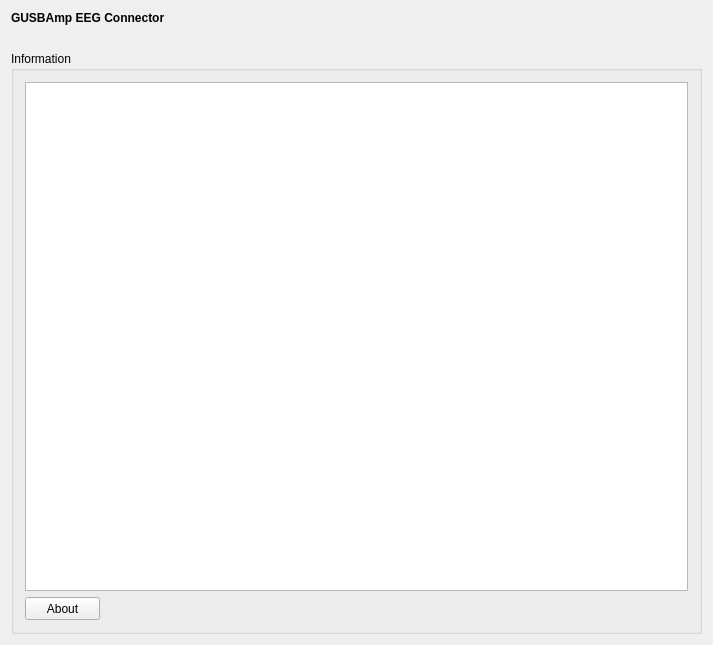
Above: applications/mne_x/plugins/gusbamp/FormFiles/gusbampsetupwidget.ui from mne-tools/mne-cpp before the change. Below: the same form after it.
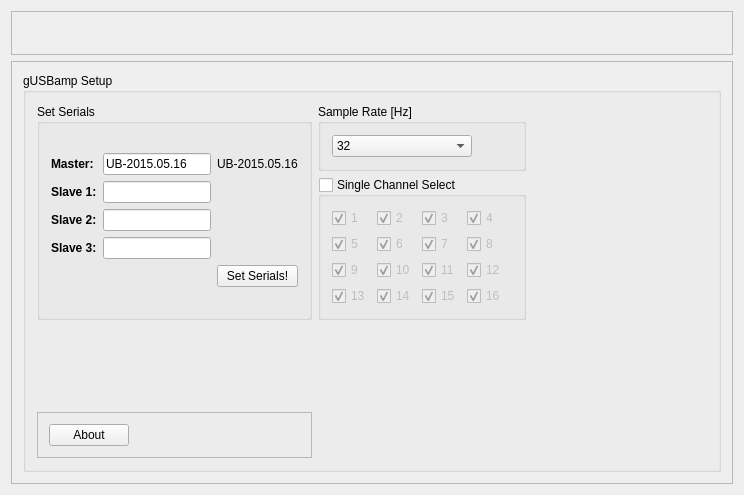
That is the form after the change. Icons and pictures are not drawn.

Patch:
```diff
--- a/applications/mne_x/plugins/gusbamp/FormFiles/gusbampsetupwidget.ui
+++ b/applications/mne_x/plugins/gusbamp/FormFiles/gusbampsetupwidget.ui
@@ -6,105 +6,524 @@
    <rect>
     <x>0</x>
     <y>0</y>
-    <width>713</width>
-    <height>645</height>
+    <width>744</width>
+    <height>495</height>
    </rect>
   </property>
   <property name="windowTitle">
    <string>GUSBAmp EEG Connector Setup</string>
   </property>
-  <layout class="QVBoxLayout" name="verticalLayout_2">
-   <item>
-    <widget class="QLabel" name="m_qLabel_Headline">
-     <property name="font">
-      <font>
-       <weight>75</weight>
-       <bold>true</bold>
-      </font>
+  <layout class="QGridLayout" name="gridLayout_4">
+   <item row="0" column="0">
+    <widget class="QFrame" name="frame_2">
+     <property name="frameShape">
+      <enum>QFrame::StyledPanel</enum>
      </property>
-     <property name="text">
-      <string>GUSBAmp EEG Connector</string>
+     <property name="frameShadow">
+      <enum>QFrame::Raised</enum>
      </property>
+     <layout class="QGridLayout" name="gridLayout_9">
+      <item row="0" column="0">
+       <widget class="QLabel" name="label_6">
+        <property name="text">
+         <string/>
+        </property>
+        <property name="pixmap">
+         <pixmap resource="../gusbamp.qrc">:/images/images/logos/title.png</pixmap>
+        </property>
+       </widget>
+      </item>
+      <item row="0" column="1">
+       <spacer name="horizontalSpacer_4">
+        <property name="orientation">
+         <enum>Qt::Horizontal</enum>
+        </property>
+        <property name="sizeType">
+         <enum>QSizePolicy::Expanding</enum>
+        </property>
+        <property name="sizeHint" stdset="0">
+         <size>
+          <width>40</width>
+          <height>20</height>
+         </size>
+        </property>
+       </spacer>
+      </item>
+      <item row="0" column="2">
+       <widget class="QLabel" name="label_7">
+        <property name="text">
+         <string/>
+        </property>
+        <property name="pixmap">
+         <pixmap resource="../gusbamp.qrc">:/images/images/logos/logos.png</pixmap>
+        </property>
+       </widget>
+      </item>
+     </layout>
+     <zorder>label_7</zorder>
+     <zorder>horizontalSpacer_4</zorder>
+     <zorder>label_6</zorder>
     </widget>
    </item>
-   <item>
-    <spacer name="m_qVerticalSpacer_Headline">
-     <property name="orientation">
-      <enum>Qt::Vertical</enum>
+   <item row="1" column="0">
+    <widget class="QFrame" name="DriverSetup">
+     <property name="frameShape">
+      <enum>QFrame::StyledPanel</enum>
      </property>
-     <property name="sizeType">
-      <enum>QSizePolicy::Fixed</enum>
+     <property name="frameShadow">
+      <enum>QFrame::Raised</enum>
      </property>
-     <property name="sizeHint" stdset="0">
-      <size>
-       <width>20</width>
-       <height>20</height>
-      </size>
-     </property>
-    </spacer>
-   </item>
-   <item>
-    <layout class="QGridLayout" name="m_qGridLayout_main" rowstretch="0" columnstretch="0,0">
-     <property name="spacing">
-      <number>6</number>
-     </property>
-     <item row="0" column="0" colspan="2">
-      <widget class="QGroupBox" name="m_qGroupBox_Information">
-       <property name="sizePolicy">
-        <sizepolicy hsizetype="Preferred" vsizetype="Preferred">
-         <horstretch>0</horstretch>
-         <verstretch>0</verstretch>
-        </sizepolicy>
-       </property>
-       <property name="maximumSize">
-        <size>
-         <width>16777215</width>
-         <height>16777215</height>
-        </size>
-       </property>
-       <property name="title">
-        <string>Information</string>
-       </property>
-       <layout class="QGridLayout" name="m_qGridLayout_Information">
-        <item row="0" column="0">
-         <widget class="QTextBrowser" name="m_qTextBrowser_Information">
-          <property name="sizePolicy">
-           <sizepolicy hsizetype="MinimumExpanding" vsizetype="MinimumExpanding">
-            <horstretch>0</horstretch>
-            <verstretch>0</verstretch>
-           </sizepolicy>
-          </property>
-          <property name="maximumSize">
-           <size>
-            <width>16777215</width>
-            <height>16777215</height>
-           </size>
-          </property>
-         </widget>
-        </item>
-        <item row="1" column="0">
-         <widget class="QPushButton" name="m_qPushButton_About">
-          <property name="minimumSize">
-           <size>
-            <width>75</width>
-            <height>23</height>
-           </size>
-          </property>
-          <property name="maximumSize">
-           <size>
-            <width>75</width>
-            <height>23</height>
-           </size>
-          </property>
-          <property name="text">
-           <string>About</string>
-          </property>
-         </widget>
-        </item>
-       </layout>
-      </widget>
-     </item>
-    </layout>
+     <layout class="QHBoxLayout" name="horizontalLayout">
+      <item>
+       <widget class="QGroupBox" name="groupBox">
+        <property name="title">
+         <string>gUSBamp Setup</string>
+        </property>
+        <layout class="QGridLayout" name="gridLayout_3">
+         <item row="2" column="0">
+          <spacer name="verticalSpacer">
+           <property name="orientation">
+            <enum>Qt::Vertical</enum>
+           </property>
+           <property name="sizeHint" stdset="0">
+            <size>
+             <width>20</width>
+             <height>40</height>
+            </size>
+           </property>
+          </spacer>
+         </item>
+         <item row="0" column="0" rowspan="2">
+          <widget class="QGroupBox" name="SetSerials">
+           <property name="title">
+            <string>Set Serials</string>
+           </property>
+           <layout class="QGridLayout" name="gridLayout_5">
+            <item row="0" column="0">
+             <layout class="QGridLayout" name="gridLayout">
+              <item row="0" column="0">
+               <widget class="QLabel" name="label_2">
+                <property name="text">
+                 <string>&lt;html&gt;&lt;head/&gt;&lt;body&gt;&lt;p&gt;&lt;span style=&quot; font-weight:600;&quot;&gt;Master:&lt;/span&gt;&lt;/p&gt;&lt;/body&gt;&lt;/html&gt;</string>
+                </property>
+               </widget>
+              </item>
+              <item row="0" column="1">
+               <widget class="QLineEdit" name="master">
+                <property name="text">
+                 <string>UB-2015.05.16</string>
+                </property>
+               </widget>
+              </item>
+              <item row="0" column="2">
+               <widget class="QLabel" name="label">
+                <property name="text">
+                 <string>UB-2015.05.16</string>
+                </property>
+               </widget>
+              </item>
+              <item row="4" column="2">
+               <widget class="QPushButton" name="pushButton">
+                <property name="text">
+                 <string>Set Serials!</string>
+                </property>
+               </widget>
+              </item>
+              <item row="2" column="1">
+               <widget class="QLineEdit" name="slave2"/>
+              </item>
+              <item row="3" column="1">
+               <widget class="QLineEdit" name="slave3"/>
+              </item>
+              <item row="1" column="1">
+               <widget class="QLineEdit" name="slave1"/>
+              </item>
+              <item row="1" column="2">
+               <widget class="QLabel" name="label1">
+                <property name="text">
+                 <string/>
+                </property>
+               </widget>
+              </item>
+              <item row="1" column="0">
+               <widget class="QLabel" name="label_3">
+                <property name="text">
+                 <string>&lt;html&gt;&lt;head/&gt;&lt;body&gt;&lt;p&gt;&lt;span style=&quot; font-weight:600;&quot;&gt;Slave 1:&lt;/span&gt;&lt;/p&gt;&lt;/body&gt;&lt;/html&gt;</string>
+                </property>
+               </widget>
+              </item>
+              <item row="2" column="0">
+               <widget class="QLabel" name="label_4">
+                <property name="text">
+                 <string>&lt;html&gt;&lt;head/&gt;&lt;body&gt;&lt;p&gt;&lt;span style=&quot; font-weight:600;&quot;&gt;Slave 2:&lt;/span&gt;&lt;/p&gt;&lt;/body&gt;&lt;/html&gt;</string>
+                </property>
+               </widget>
+              </item>
+              <item row="2" column="2">
+               <widget class="QLabel" name="label2">
+                <property name="text">
+                 <string/>
+                </property>
+               </widget>
+              </item>
+              <item row="3" column="2">
+               <widget class="QLabel" name="label3">
+                <property name="text">
+                 <string/>
+                </property>
+               </widget>
+              </item>
+              <item row="3" column="0">
+               <widget class="QLabel" name="label_5">
+                <property name="text">
+                 <string>&lt;html&gt;&lt;head/&gt;&lt;body&gt;&lt;p&gt;&lt;span style=&quot; font-weight:600;&quot;&gt;Slave 3:&lt;/span&gt;&lt;/p&gt;&lt;/body&gt;&lt;/html&gt;</string>
+                </property>
+               </widget>
+              </item>
+             </layout>
+            </item>
+           </layout>
+          </widget>
+         </item>
+         <item row="0" column="2">
+          <widget class="QGroupBox" name="groupBox_2">
+           <property name="title">
+            <string>Sample Rate [Hz]</string>
+           </property>
+           <layout class="QGridLayout" name="gridLayout_7">
+            <item row="0" column="0">
+             <widget class="QComboBox" name="comboBox">
+              <item>
+               <property name="text">
+                <string>32</string>
+               </property>
+              </item>
+              <item>
+               <property name="text">
+                <string>64</string>
+               </property>
+              </item>
+              <item>
+               <property name="text">
+                <string>128</string>
+               </property>
+              </item>
+              <item>
+               <property name="text">
+                <string>256</string>
+               </property>
+              </item>
+              <item>
+               <property name="text">
+                <string>512</string>
+               </property>
+              </item>
+              <item>
+               <property name="text">
+                <string>600</string>
+               </property>
+              </item>
+              <item>
+               <property name="text">
+                <string>1200</string>
+               </property>
+              </item>
+              <item>
+               <property name="text">
+                <string>2400</string>
+               </property>
+              </item>
+              <item>
+               <property name="text">
+                <string>4800</string>
+               </property>
+              </item>
+              <item>
+               <property name="text">
+                <string>9600</string>
+               </property>
+              </item>
+              <item>
+               <property name="text">
+                <string>19200</string>
+               </property>
+              </item>
+              <item>
+               <property name="text">
+                <string>38400</string>
+               </property>
+              </item>
+             </widget>
+            </item>
+            <item row="0" column="1">
+             <spacer name="horizontalSpacer">
+              <property name="orientation">
+               <enum>Qt::Horizontal</enum>
+              </property>
+              <property name="sizeType">
+               <enum>QSizePolicy::Minimum</enum>
+              </property>
+              <property name="sizeHint" stdset="0">
+               <size>
+                <width>40</width>
+                <height>20</height>
+               </size>
+              </property>
+             </spacer>
+            </item>
+           </layout>
+          </widget>
+         </item>
+         <item row="3" column="0">
+          <widget class="QFrame" name="frame">
+           <property name="frameShape">
+            <enum>QFrame::StyledPanel</enum>
+           </property>
+           <property name="frameShadow">
+            <enum>QFrame::Raised</enum>
+           </property>
+           <layout class="QGridLayout" name="gridLayout_8">
+            <item row="0" column="0">
+             <widget class="QPushButton" name="m_qPushButton_About">
+              <property name="text">
+               <string>About</string>
+              </property>
+             </widget>
+            </item>
+            <item row="0" column="1">
+             <spacer name="horizontalSpacer_2">
+              <property name="orientation">
+               <enum>Qt::Horizontal</enum>
+              </property>
+              <property name="sizeHint" stdset="0">
+               <size>
+                <width>40</width>
+                <height>20</height>
+               </size>
+              </property>
+             </spacer>
+            </item>
+           </layout>
+          </widget>
+         </item>
+         <item row="1" column="2">
+          <widget class="QGroupBox" name="ChannelSelect">
+           <property name="title">
+            <string>Single Channel Select</string>
+           </property>
+           <property name="checkable">
+            <bool>true</bool>
+           </property>
+           <property name="checked">
+            <bool>false</bool>
+           </property>
+           <layout class="QGridLayout" name="gridLayout_6">
+            <item row="0" column="0">
+             <layout class="QGridLayout" name="gridLayout_2">
+              <item row="0" column="0">
+               <widget class="QCheckBox" name="checkBox">
+                <property name="text">
+                 <string>1</string>
+                </property>
+                <property name="checked">
+                 <bool>true</bool>
+                </property>
+                <property name="tristate">
+                 <bool>false</bool>
+                </property>
+               </widget>
+              </item>
+              <item row="0" column="1">
+               <widget class="QCheckBox" name="checkBox_2">
+                <property name="text">
+                 <string>2</string>
+                </property>
+                <property name="checked">
+                 <bool>true</bool>
+                </property>
+               </widget>
+              </item>
+              <item row="0" column="2">
+               <widget class="QCheckBox" name="checkBox_3">
+                <property name="text">
+                 <string>3</string>
+                </property>
+                <property name="checked">
+                 <bool>true</bool>
+                </property>
+               </widget>
+              </item>
+              <item row="0" column="3" colspan="2">
+               <widget class="QCheckBox" name="checkBox_4">
+                <property name="text">
+                 <string>4</string>
+                </property>
+                <property name="checked">
+                 <bool>true</bool>
+                </property>
+               </widget>
+              </item>
+              <item row="1" column="0">
+               <widget class="QCheckBox" name="checkBox_5">
+                <property name="text">
+                 <string>5</string>
+                </property>
+                <property name="checked">
+                 <bool>true</bool>
+                </property>
+               </widget>
+              </item>
+              <item row="1" column="1">
+               <widget class="QCheckBox" name="checkBox_6">
+                <property name="text">
+                 <string>6</string>
+                </property>
+                <property name="checked">
+                 <bool>true</bool>
+                </property>
+               </widget>
+              </item>
+              <item row="1" column="2">
+               <widget class="QCheckBox" name="checkBox_7">
+                <property name="text">
+                 <string>7</string>
+                </property>
+                <property name="checked">
+                 <bool>true</bool>
+                </property>
+               </widget>
+              </item>
+              <item row="1" column="3" colspan="2">
+               <widget class="QCheckBox" name="checkBox_8">
+                <property name="text">
+                 <string>8</string>
+                </property>
+                <property name="checked">
+                 <bool>true</bool>
+                </property>
+               </widget>
+              </item>
+              <item row="2" column="0">
+               <widget class="QCheckBox" name="checkBox_9">
+                <property name="text">
+                 <string>9</string>
+                </property>
+                <property name="checked">
+                 <bool>true</bool>
+                </property>
+               </widget>
+              </item>
+              <item row="2" column="1">
+               <widget class="QCheckBox" name="checkBox_10">
+                <property name="text">
+                 <string>10</string>
+                </property>
+                <property name="checked">
+                 <bool>true</bool>
+                </property>
+               </widget>
+              </item>
+              <item row="2" column="2">
+               <widget class="QCheckBox" name="checkBox_11">
+                <property name="text">
+                 <string>11</string>
+                </property>
+                <property name="checked">
+                 <bool>true</bool>
+                </property>
+               </widget>
+              </item>
+              <item row="2" column="3" colspan="2">
+               <widget class="QCheckBox" name="checkBox_12">
+                <property name="text">
+                 <string>12</string>
+                </property>
+                <property name="checked">
+                 <bool>true</bool>
+                </property>
+               </widget>
+              </item>
+              <item row="3" column="0">
+               <widget class="QCheckBox" name="checkBox_13">
+                <property name="text">
+                 <string>13</string>
+                </property>
+                <property name="checked">
+                 <bool>true</bool>
+                </property>
+               </widget>
+              </item>
+              <item row="3" column="1">
+               <widget class="QCheckBox" name="checkBox_14">
+                <property name="text">
+                 <string>14</string>
+                </property>
+                <property name="checked">
+                 <bool>true</bool>
+                </property>
+               </widget>
+              </item>
+              <item row="3" column="2">
+               <widget class="QCheckBox" name="checkBox_15">
+                <property name="text">
+                 <string>15</string>
+                </property>
+                <property name="checked">
+                 <bool>true</bool>
+                </property>
+               </widget>
+              </item>
+              <item row="3" column="3">
+               <widget class="QCheckBox" name="checkBox_16">
+                <property name="text">
+                 <string>16</string>
+                </property>
+                <property name="checked">
+                 <bool>true</bool>
+                </property>
+               </widget>
+              </item>
+             </layout>
+            </item>
+           </layout>
+          </widget>
+         </item>
+         <item row="2" column="4">
+          <widget class="QFrame" name="frame_4">
+           <property name="frameShape">
+            <enum>QFrame::StyledPanel</enum>
+           </property>
+           <property name="frameShadow">
+            <enum>QFrame::Raised</enum>
+           </property>
+          </widget>
+         </item>
+         <item row="1" column="3">
+          <spacer name="horizontalSpacer_5">
+           <property name="orientation">
+            <enum>Qt::Horizontal</enum>
+           </property>
+           <property name="sizeHint" stdset="0">
+            <size>
+             <width>40</width>
+             <height>20</height>
+            </size>
+           </property>
+          </spacer>
+         </item>
+        </layout>
+        <zorder>groupBox_2</zorder>
+        <zorder>SetSerials</zorder>
+        <zorder>ChannelSelect</zorder>
+        <zorder>m_qPushButton_About</zorder>
+        <zorder>frame</zorder>
+        <zorder>verticalSpacer</zorder>
+        <zorder>frame_4</zorder>
+        <zorder>horizontalSpacer_5</zorder>
+       </widget>
+      </item>
+     </layout>
+    </widget>
    </item>
   </layout>
  </widget>
```
Left out of the diff: 4 changed lines with no effect on the pictures.
